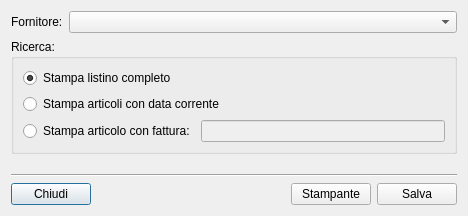
Old version of the form moduleReport/listinodlg.ui in the repository kvsd/Gestionale.
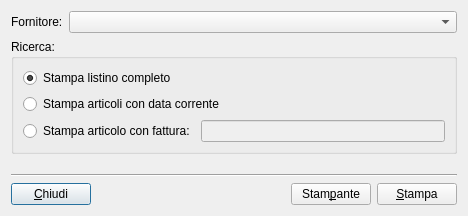
New version of the form.

Commit message:
Modifica dell'interfaccia ListinoDlg
*Rinominato il punsante salva in stampa.
*Sistemato l'ordine di avanzamento con tab.

Patch:
```diff
--- a/moduleReport/listinodlg.ui
+++ b/moduleReport/listinodlg.ui
@@ -103,7 +103,7 @@
      <item>
       <widget class="QPushButton" name="closeButton">
        <property name="text">
-        <string>Chiudi</string>
+        <string>&amp;Chiudi</string>
        </property>
       </widget>
      </item>
@@ -123,14 +123,14 @@
      <item>
       <widget class="QPushButton" name="configButton">
        <property name="text">
-        <string>Stampante</string>
+        <string>Stam&amp;pante</string>
        </property>
       </widget>
      </item>
      <item>
       <widget class="QPushButton" name="saveButton">
        <property name="text">
-        <string>Salva</string>
+        <string>&amp;Stampa</string>
        </property>
       </widget>
      </item>
```
Left out of the diff: 30 changed lines with no effect on the pictures.
